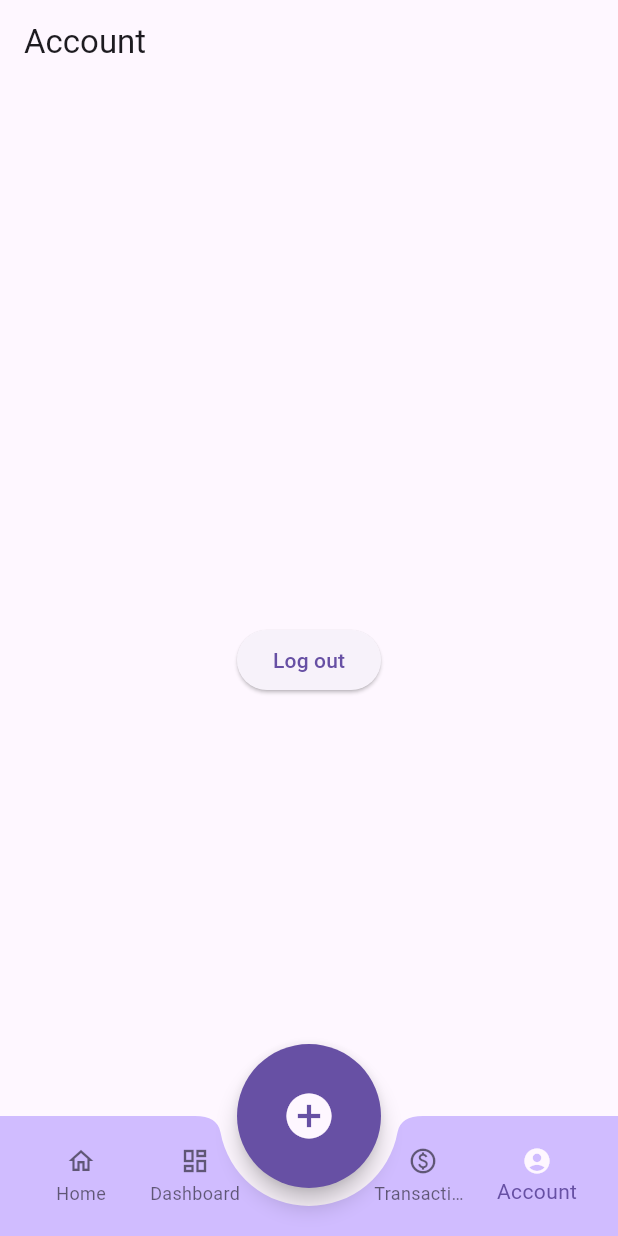
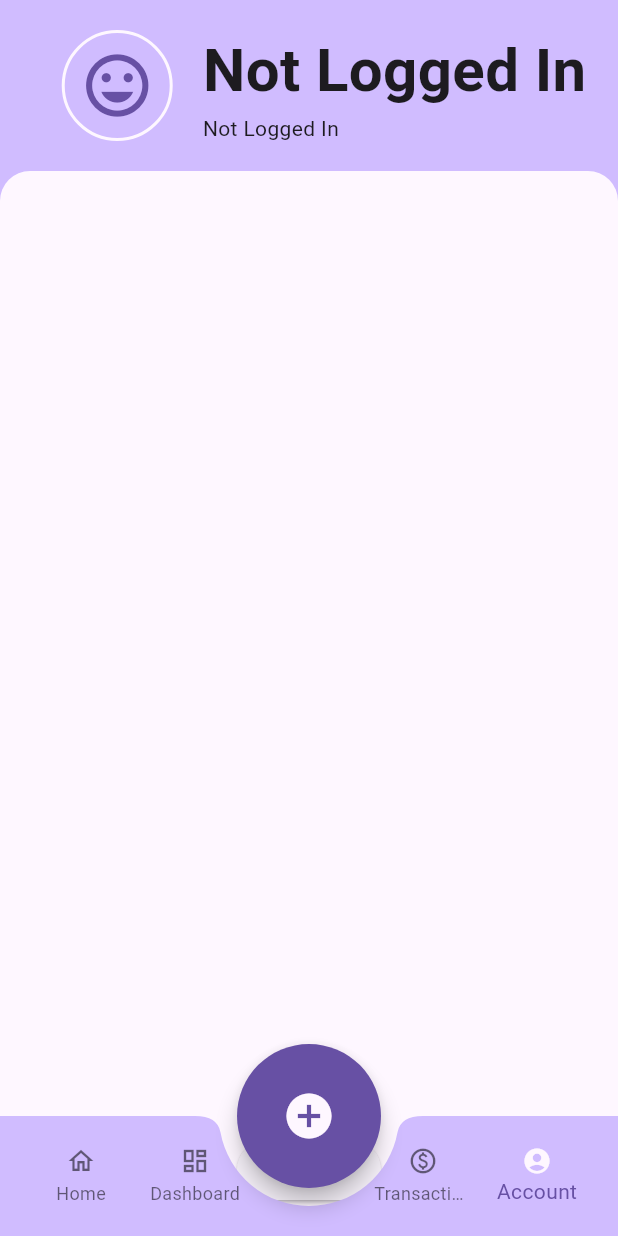
Before and after one commit to MyKl-Y/MYAssets, a Flutter app: the MobileContainer screen opened directly, item 5 of the bottom bar chosen, on a phone screen of 412 x 824 dp. Run offline on Flutter 3.47's test engine with Material 3 defaults, Android fonts, the phone set to English and light mode, and no system bars; our stand-ins replace flutter_secure_storage; accounts and stored records are empty; network calls fail.

Commit message:
Account page, started

```diff
--- a/client/lib/screens/account_screen.dart
+++ b/client/lib/screens/account_screen.dart
@@ -7,6 +7,8 @@ UI Screen: Account Screen
 import 'package:flutter/material.dart';
 
 import '../utils/token_manager.dart';
+
+import '../services/api_service.dart';
 
 import 'login_screen.dart';
 
@@ -28,16 +30,90 @@ class AccountScreen extends StatefulWidget {
 }
 
 class _AccountScreenState extends State<AccountScreen> {
+  final ApiService apiService = ApiService();
+  Map<String, dynamic>? user;
 
+  @override
+  void initState() {
+    super.initState();
+    fetchUser();
+  }
+
+  void fetchUser() async {
+    try {
+      final data = await apiService.getUser();
+      setState(() => user = data);
+    } catch (e) {
+      print('Error: $e');
+    }
+  }
 
   @override
   Widget build(BuildContext context) {
     return Scaffold(
-      appBar: AppBar(title: Text('Account')),
-      body: Center(
-        child:
-          ElevatedButton(onPressed: () { _logout(context); }, child: Text('Log out'))
-      )
+      //appBar: AppBar(title: Text('Account')),
+      body: Container(
+        color: Theme.of(context).colorScheme.inversePrimary,
+        child: Column(
+          children: [
+            Row(
+              mainAxisAlignment: MainAxisAlignment.center,
+              children: [
+                Container(
+                  margin: EdgeInsets.all(20),
+                  padding: EdgeInsets.all(10),
+                  decoration: BoxDecoration(
+                    borderRadius: BorderRadius.circular(100),
+                    border: Border.all(
+                      width: 2,
+                      color: Theme.of(context).colorScheme.surface
+                    ),
+                  ),
+                  child: Icon(
+                    Icons.mood,
+                    color: Theme.of(context).colorScheme.primary,
+                    size: 50,
+                  ),
+                ),
+                Column(
+                  crossAxisAlignment: CrossAxisAlignment.start,
+                  children: [
+                    Text(
+                      "${user != null ? user!['username'] : 'Not Logged In'}",
+                      style: TextStyle(
+                        fontWeight: FontWeight.bold,
+                        fontSize: 40
+                      ),
+                    ),
+                    Text(
+                      "${user != null ? user!['email'] : 'Not Logged In'}",
+                    ),
+                  ],
+                ),
+              ],
+            ),
+            Expanded(
+              child: Container(
+                decoration: BoxDecoration(
+                  borderRadius: BorderRadius.only(
+                    topLeft: Radius.circular(20), topRight: Radius.circular(20)
+                  ),
+                  color: Theme.of(context).colorScheme.surface,
+                ),
+                padding: EdgeInsets.all(20),
+                width: MediaQuery.of(context).size.width,
+                child: Column(
+                  mainAxisAlignment: MainAxisAlignment.spaceBetween,
+                  children: [
+                    Container(),
+                    ElevatedButton(onPressed: () { _logout(context); }, child: Text('Log out')),
+                  ],
+                ),
+              ),
+            ),
+          ],
+        ),
+      ),
     );
   }
 }
--- a/client/lib/services/api_service.dart
+++ b/client/lib/services/api_service.dart
@@ -145,4 +145,20 @@ class ApiService {
       throw Exception('Failed to load transactions');
     }
   }
+
+  // Fetch Transactions
+  Future<dynamic> getUser() async {
+    final response = await _authenticatedRequest((accessToken) {
+      return http.get(
+        Uri.parse('$baseUrl/user'),
+        headers: {'Authorization': 'Bearer $accessToken'},
+      );
+    });
+
+    if (response.statusCode == 200) {
+      return jsonDecode(response.body);
+    } else {
+      throw Exception('Failed to load transactions');
+    }
+  }
 }
```
